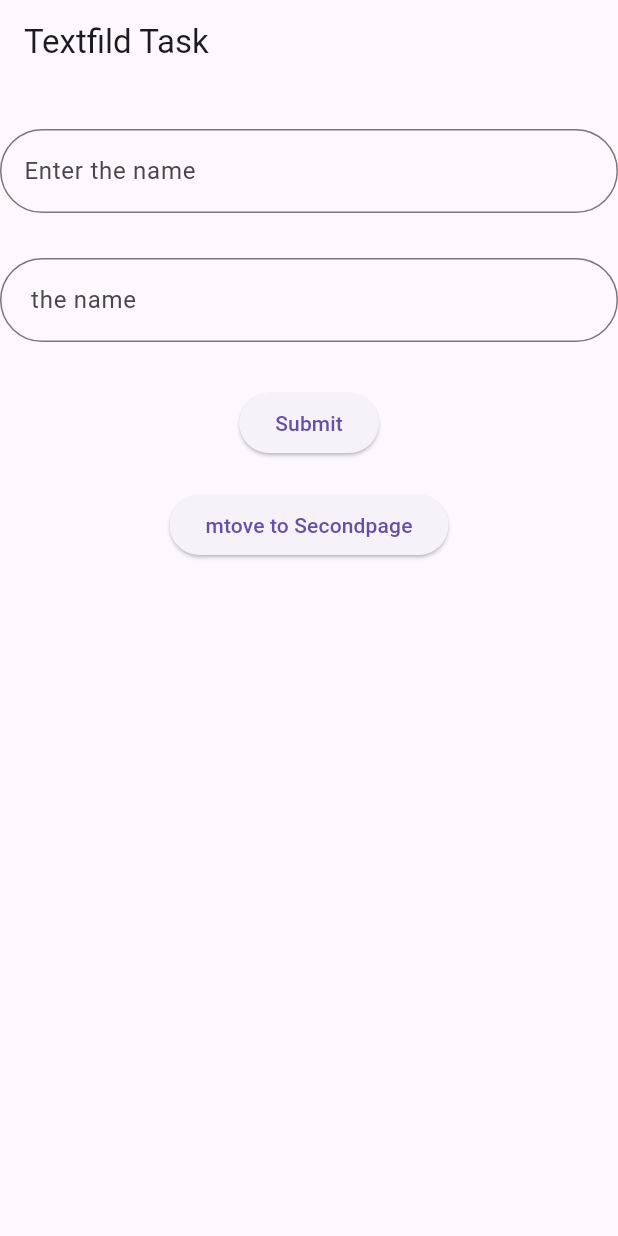
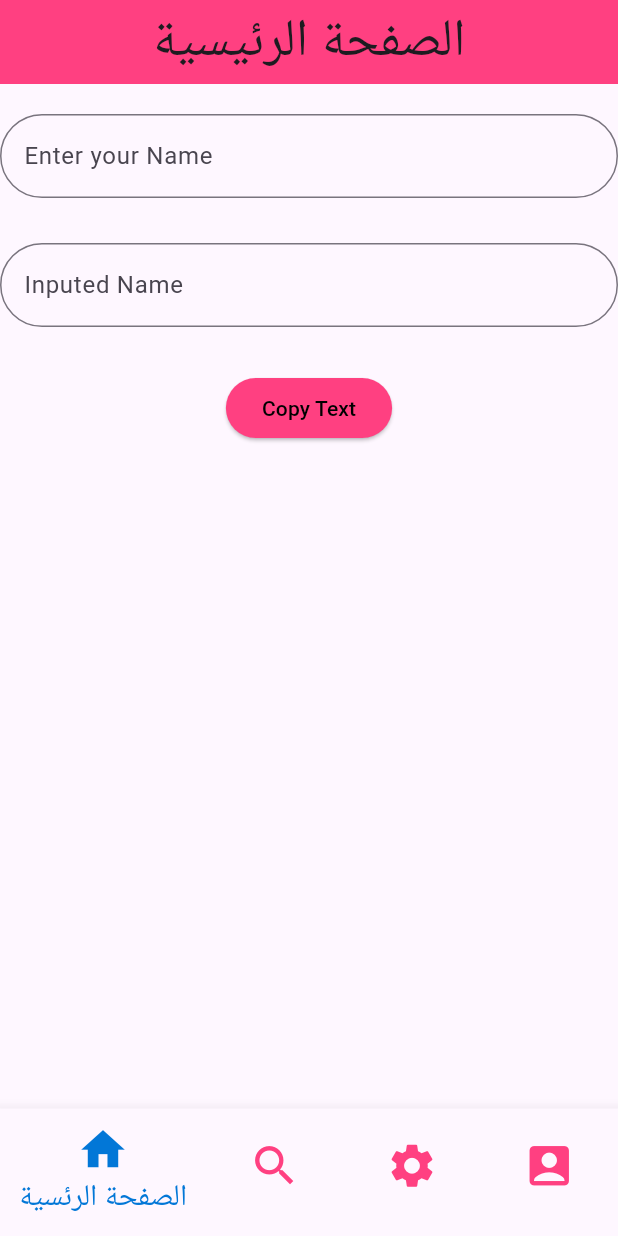
Before and after one commit to Yousef-Alzubaidi/flutter_labtask, a Flutter app: the screen it shows after launch, on a phone screen of 412 x 824 dp. Run offline on Flutter 3.47's test engine with Material 3 defaults, Android fonts, the phone set to English and light mode, and no system bars.

Commit message:
bottomnavigation-textfield-listview

```diff
--- /dev/null
+++ b/lib/Homepage.dart
@@ -0,0 +1,71 @@
+import 'package:flutter/material.dart';
+
+
+class Homepage extends StatefulWidget {
+  const Homepage({super.key});
+
+  @override
+  State<Homepage> createState() => _HomepageState();
+}
+
+class _HomepageState extends State<Homepage> {
+
+final TextEditingController _controller1 = TextEditingController();
+final TextEditingController _controller2 = TextEditingController();
+
+void _CopyTextToAnotherTextField()
+{
+  setState(() {
+    _controller2.text = _controller1.text;
+  });
+}
+
+  @override
+  Widget build(BuildContext context) {
+    return Scaffold(
+    body: Center(
+      child: Column(
+        children: [
+          SizedBox(height: 20,),
+          TextField(
+            controller: _controller1,
+            decoration: InputDecoration(
+             labelText: 'Enter your Name',
+             hintText: 'Your Name',
+             border: OutlineInputBorder(
+              borderRadius: BorderRadius.circular(30.0),
+             ),
+            ),
+          ),
+
+          SizedBox(height: 30,),
+          TextField(
+            controller: _controller2,
+            decoration: InputDecoration(
+              labelText: 'Inputed Name',
+              border: OutlineInputBorder(
+                borderRadius: BorderRadius.circular(30.0),
+              ),
+            ),
+
+            readOnly: true,
+          ),
+
+          SizedBox(height: 30,),
+
+          ElevatedButton(
+            onPressed: _CopyTextToAnotherTextField,
+            child: Text('Copy Text',style:TextStyle(color:Colors.black)),
+            style: ElevatedButton.styleFrom(
+              backgroundColor:Colors.pinkAccent ,
+              shape: RoundedRectangleBorder(
+                borderRadius: BorderRadius.circular(30.0),
+              ),
+            ),
+          ),
+        ],
+      ),
+     ),
+    );
+  }
+}
--- /dev/null
+++ b/lib/Indexpage.dart
@@ -0,0 +1,73 @@
+import 'package:flutter/material.dart';
+import 'Homepage.dart';
+import 'Settingpage.dart';
+import 'Shearchpage.dart';
+import 'Accountpage.dart';
+
+class index extends StatefulWidget {
+  const index({super.key});
+
+  @override
+  State<index> createState() => _indexState();
+}
+
+class _indexState extends State<index> {
+  int bottomnavbar=0;
+  List<Widget> pages=[
+Homepage(),
+Searchpage(),
+setting(),
+acount() ];
+
+  String gittitle(int index){
+    switch(index){
+      case 0:
+        return 'الصفحة الرئيسية';
+      case 1:
+        return 'البحث';
+      case 2:
+        return 'الاعدادات';
+      case 3:
+        return 'الحساب';
+      default:
+        return 'صفحة';
+    }
+  }
+
+  @override
+  Widget build(BuildContext context) {
+
+    return Scaffold(
+      appBar: AppBar(
+
+        title: Text(gittitle(bottomnavbar),style:TextStyle(fontSize:35)),
+        centerTitle: true,
+        backgroundColor: Colors.pinkAccent,
+      ),
+      body: IndexedStack(
+        index:bottomnavbar ,
+        children:pages ,
+      ),
+      bottomNavigationBar: BottomNavigationBar(
+        currentIndex: bottomnavbar,
+          onTap: (index){
+          setState(() {
+            bottomnavbar=index;
+          });
+          },
+          selectedItemColor: const Color.fromARGB(255, 2, 119, 215),
+          unselectedItemColor: Colors.pinkAccent,
+          iconSize: 35,
+          selectedFontSize: 20,
+          items: [
+            BottomNavigationBarItem(icon: Icon(Icons.home,),label: "الصفحة الرئسية"),
+            BottomNavigationBarItem(icon: Icon(Icons.search,),label: "البحث"),
+            BottomNavigationBarItem(icon: Icon(Icons.settings,),label: "الاعدادات"),
+            BottomNavigationBarItem(icon: Icon(Icons.account_box,),label: "الحساب"),
+
+          ]
+      ),
+    );
+
+  }
+}
--- a/lib/main.dart
+++ b/lib/main.dart
@@ -1,6 +1,5 @@
 import 'package:flutter/material.dart';
-
-import 'Secandpage.dart';
+import 'Indexpage.dart';
 
 void main() {
   runApp(const MyApp());
@@ -13,88 +12,10 @@
   @override
   Widget build(BuildContext context) {
     return MaterialApp(
-      debugShowCheckedModeBanner:false,
-      title: 'Flutter Demo',
-      initialRoute: '/',
-      routes: {
-        '/':(context)=> Homepage(),
-      //  '/Secandpage':(context)=> Secandpage(),
-      },
-      //home: const Homepage(),
+      debugShowCheckedModeBanner: false,
+      home: index(),
+
     );
+
   }
 }
-
-class Homepage extends StatefulWidget {
-  const Homepage({super.key});
-
-  @override
-  State<Homepage> createState() => _HomepageState();
-}
-
-class _HomepageState extends State<Homepage> {
-  TextEditingController _controller1 =TextEditingController();
-  TextEditingController _controller2 =TextEditingController();
-void _login(){
-  setState(() {
-    // _controller1.text=_controller2.text;
-    _controller2.text=_controller1.text;
-  });
-}
-
-void _Nav2(){
-Navigator.push(context,
-
-    MaterialPageRoute(builder: (context)=>Secandpage(
-      name: _controller1.text,
-
-    )));
-}
-
-void _Nav(){
-  Navigator.pushNamed(context, "/Secandpage");
-}
-  @override
-  Widget build(BuildContext context) {
-    return  Scaffold(
-      appBar: AppBar(title: Text('Textfild Task'),),
-      body: Column(
-        children: [
-          SizedBox(height: 30,),
-          TextField(
-controller: _controller1,
-            decoration: InputDecoration(
-              labelText: 'Enter the name',
-              hintText: 'Yousef ',
-              border: OutlineInputBorder(
-                borderRadius: BorderRadius.circular(30.0)
-              )
-            ),
-          ),
-          SizedBox(height: 30,),
-          TextField(
-            controller: _controller2,
-            decoration: InputDecoration(
-                labelText: ' the name',
-                hintText: 'Yousef ',
-                border: OutlineInputBorder(
-                    borderRadius: BorderRadius.circular(30.0)
-                )
-            ),
-            readOnly: true,
-          ),
-          SizedBox(height: 30,),
-ElevatedButton(
-
-    onPressed: _login,
-    child: Text("Submit")),
-          SizedBox(height: 20,),
-          ElevatedButton(
-
-            onPressed:_Nav2 ,
-            child: Text('mtove to Secondpage')),
-        ],
-      ),
-    );
-  }
-}
```
Also changed, not shown: lib/Accountpage.dart (added, +22 -0 lines), lib/Secandpage.dart (deleted, +0 -28 lines), lib/Settingpage.dart (added, +18 -0 lines), lib/Shearchpage.dart (added, +66 -0 lines).
